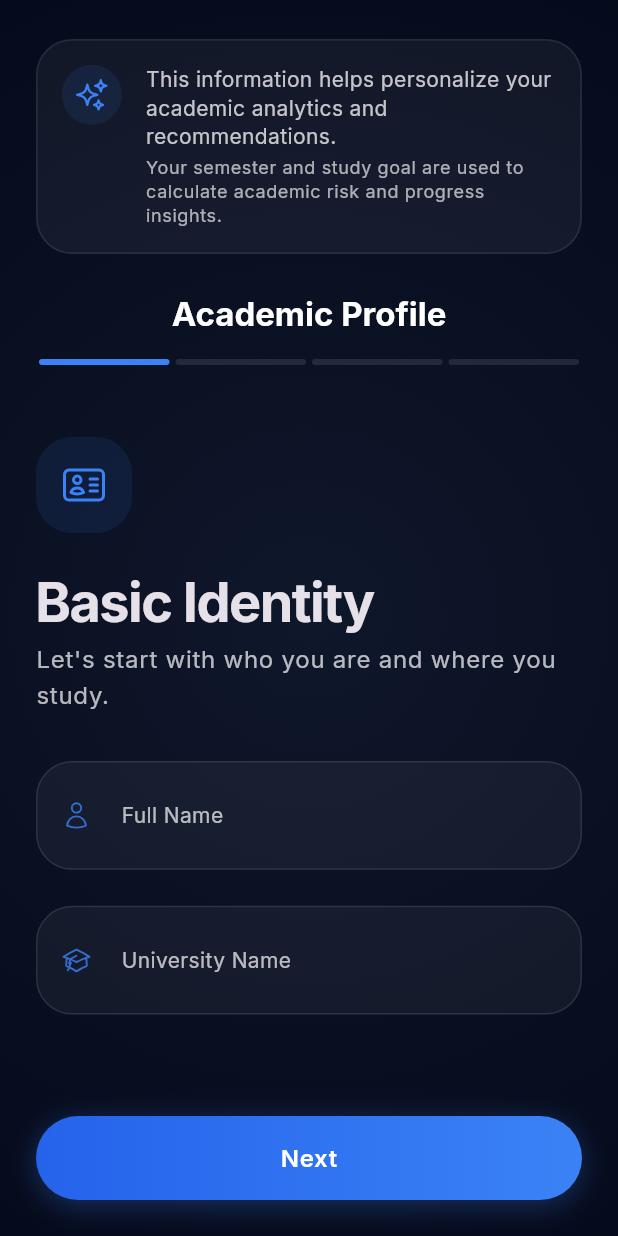
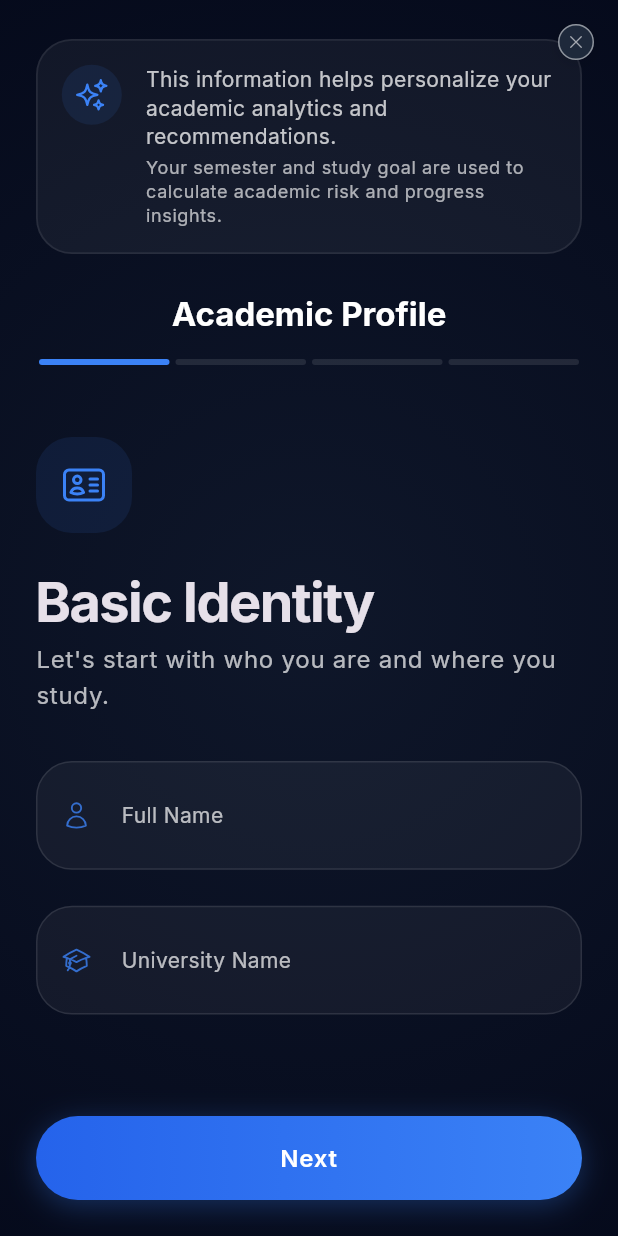
Before and after one commit to NouradinAbdurahman/Acadia, a Flutter app: the screen it shows once a user with an empty profile is signed in, on a phone screen of 412 x 824 dp. Run offline on Flutter 3.47's test engine with Material 3 defaults, Android fonts, the phone set to English and light mode, and no system bars; drawn by our look-alikes of flutter_animate; our stand-ins replace audioplayers, firebase_core, firebase_messaging, fl_chart, flutter_dotenv, flutter_local_notifications and 14 more; missing offline and left inert: background_fetch, haptic_feedback, workmanager; accounts and stored records are empty; network calls fail; project files that could hold a hidden picture were left out.

Commit message:
fix: resolve academic onboarding navigation loop and improve state sync

```diff
--- a/lib/components/app_button.dart
+++ b/lib/components/app_button.dart
@@ -141,8 +141,10 @@ class AppButtonState extends State<AppButton> with SingleTickerProviderStateMixi
                           widget.icon!,
                           const SizedBox(width: AppSpacing.sm),
                         ],
-                        widget.child ?? Text(
+                        Flexible(
+                          child: widget.child ?? Text(
                             widget.text,
+                            textAlign: TextAlign.center,
                             style: (widget.variant == AppButtonVariant.text
                               ? theme.textTheme.bodyMedium
                               : theme.textTheme.bodyLarge)?.copyWith(
@@ -154,6 +156,7 @@ class AppButtonState extends State<AppButton> with SingleTickerProviderStateMixi
                                   fontWeight: FontWeight.w600,
                                 ),
                           ),
+                        ),
                       ],
                     ).animate().fade(duration: AppDurations.fast),
             ),
--- a/lib/repositories/auth_repository.dart
+++ b/lib/repositories/auth_repository.dart
@@ -274,7 +274,7 @@ class AuthRepository {
             'email': response.user!.email,
             'name': fullName,
             'academic_profile_completed': false,
-          });
+          }, onConflict: 'id');
         } catch (e) {
           debugPrint('Error creating user profile: $e');
         }
--- a/lib/screens/onboarding/academic_onboarding_screen.dart
+++ b/lib/screens/onboarding/academic_onboarding_screen.dart
@@ -1,3 +1,4 @@
+import 'dart:async';
 import 'package:flutter/material.dart';
 import 'package:flutter_riverpod/flutter_riverpod.dart';
 import 'package:go_router/go_router.dart';
@@ -32,6 +33,8 @@ class _AcademicOnboardingScreenState
   final PageController _pageController = PageController();
   int _currentStep = 0;
   bool _isSubmitting = false;
+  bool _showInfoCard = true;
+  Timer? _infoCardTimer;
   final int _currentYear = DateTime.now().year;
 
   // Form Controllers
@@ -50,6 +53,12 @@ class _AcademicOnboardingScreenState
   void initState() {
     super.initState();
     _prefillForm();
+
+    _infoCardTimer = Timer(const Duration(seconds: 10), () {
+      if (mounted) {
+        setState(() => _showInfoCard = false);
+      }
+    });
   }
 
   void _prefillForm() {
@@ -71,6 +80,7 @@ class _AcademicOnboardingScreenState
 
   @override
   void dispose() {
+    _infoCardTimer?.cancel();
     _pageController.dispose();
     _nameController.dispose();
     _universityController.dispose();
@@ -149,22 +159,43 @@ class _AcademicOnboardingScreenState
     );
 
     try {
+      debugPrint('[AcademicOnboarding] Starting profile update...');
       await ref.read(studentProfileProvider.notifier).updateProfile(profile);
+
+      debugPrint('[AcademicOnboarding] Marking onboarding complete...');
       await ref.read(studentProfileProvider.notifier).completeOnboarding();
 
       // Persist weekly goal to active semester.
       final activeSemester = ref.read(activeSemesterFullProvider).valueOrNull;
       if (activeSemester != null) {
+        debugPrint('[AcademicOnboarding] Persisting weekly goal: ${_studyHours.toInt()}');
         await ref.read(semesterProvider.notifier).updateSemester(
               activeSemester.copyWith(weeklyStudyGoal: _studyHours.toInt()),
             );
         ref.invalidate(semesterProvider);
         ref.invalidate(weeklyStudyGoalHoursProvider);
-        _studyHours = ref.read(weeklyStudyGoalHoursProvider).toDouble();
       }
 
+      // CRITICAL: Wait for the app user state to actually refresh from DB
+      // before we attempt navigation. This ensures the GoRouter redirect
+      // sees the 'academic_profile_completed = true' state.
+      debugPrint('[AcademicOnboarding] Waiting for provider refresh...');
+      await ref.read(currentAppUserProvider.future);
+      debugPrint('[AcademicOnboarding] Provider refreshed. Transitioning to home.');
+
+      if (mounted) {
+        // Use a small delay to ensure GoRouter has processed the provider update
+        await Future.delayed(const Duration(milliseconds: 100));
         if (mounted) {
           context.go('/home');
+        }
+      }
+    } catch (e) {
+      debugPrint('[AcademicOnboarding] Error during finish: $e');
+      if (mounted) {
+        ScaffoldMessenger.of(context).showSnackBar(
+          SnackBar(content: Text('Error saving profile: $e')),
+        );
       }
     } finally {
       if (mounted) setState(() => _isSubmitting = false);
@@ -188,6 +219,15 @@ class _AcademicOnboardingScreenState
                 Padding(
                   padding: const EdgeInsets.all(AppSpacing.lg),
                   child: Column(
+                    children: [
+                      AnimatedSwitcher(
+                        duration: AppDurations.normal,
+                        child: _showInfoCard
+                            ? Padding(
+                                key: const ValueKey('onboarding_info_card'),
+                                padding: const EdgeInsets.only(bottom: AppSpacing.lg),
+                                child: Stack(
+                                  clipBehavior: Clip.none,
                                   children: [
                                     AppGlassCard(
                                       padding: const EdgeInsets.all(AppSpacing.md),
@@ -234,7 +274,44 @@ class _AcademicOnboardingScreenState
                                         ],
                                       ),
                                     ),
-                      const SizedBox(height: AppSpacing.lg),
+                                    Positioned(
+                                      top: -8,
+                                      right: -8,
+                                      child: GestureDetector(
+                                        onTap: () {
+                                          _infoCardTimer?.cancel();
+                                          setState(() => _showInfoCard = false);
+                                        },
+                                        child: Container(
+                                          padding: const EdgeInsets.all(AppSpacing.xs),
+                                          decoration: BoxDecoration(
+                                            color: theme.colorScheme.surface,
+                                            shape: BoxShape.circle,
+                                            boxShadow: [
+                                              BoxShadow(
+                                                color: Colors.black.withValues(alpha: 0.1),
+                                                blurRadius: 8,
+                                                offset: const Offset(0, 2),
+                                              ),
+                                            ],
+                                            border: Border.all(
+                                              color: theme.colorScheme.outlineVariant.withValues(alpha: 0.5),
+                                              width: 1,
+                                            ),
+                                          ),
+                                          child: AppIcon(
+                                            HeroIcons.xMark,
+                                            size: 14,
+                                            color: theme.colorScheme.onSurface.withValues(alpha: 0.6),
+                                          ),
+                                        ),
+                                      ),
+                                    ),
+                                  ],
+                                ).animate().fade().slideY(begin: -0.2, end: 0),
+                              )
+                            : const SizedBox.shrink(),
+                      ),
                       Row(
                         mainAxisAlignment: MainAxisAlignment.spaceBetween,
                         children: [
```
Also changed, not shown: lib/providers/student_profile_provider.dart (+5 -2 lines). Lines whose indentation alone changed are shown as unchanged.
